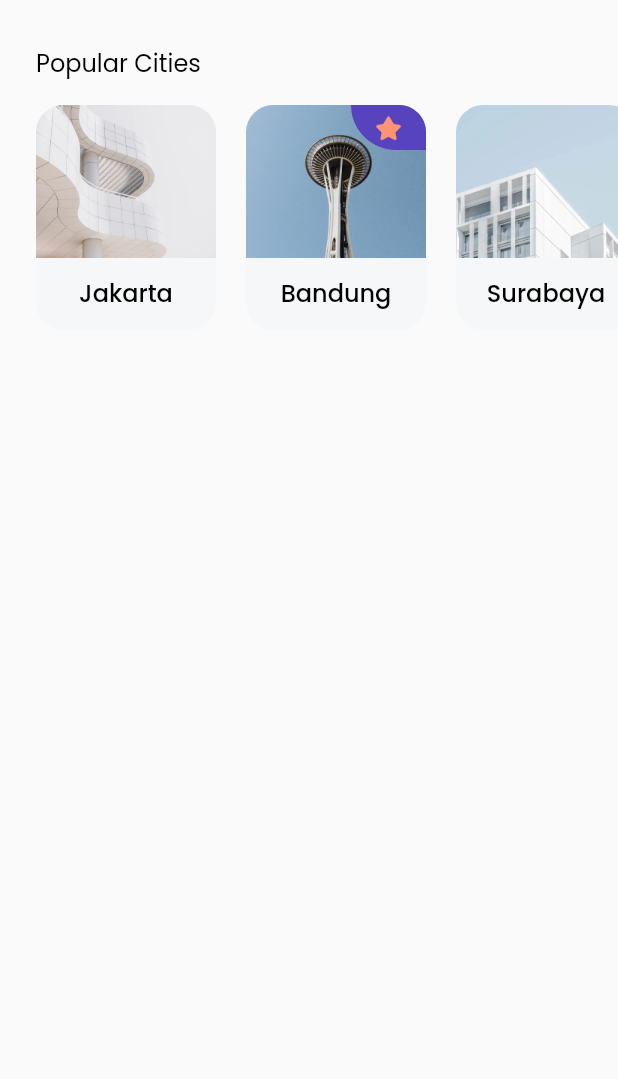
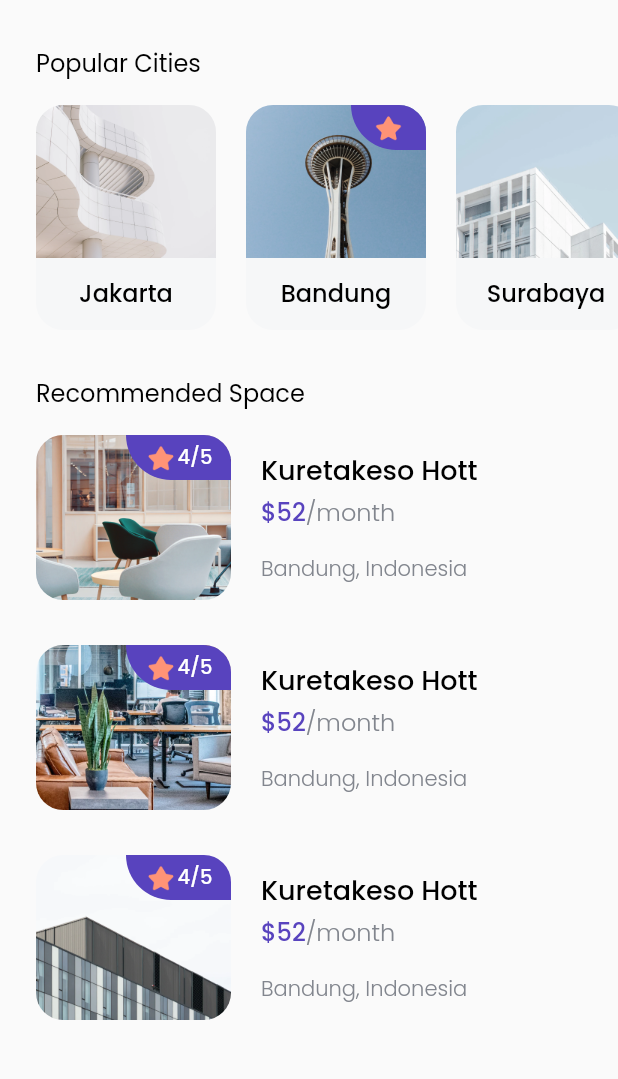
Before and after one commit to BennoAlif/cozy, a Flutter app: the HomePage screen opened directly, on a phone screen of 412 x 824 dp, the part 126-1205 px from its top. Run offline on Flutter 3.47's test engine with Material 2 defaults, Android fonts, the phone set to English and light mode, and no system bars; our stand-ins replace google_fonts.

Commit message:
[Home Page] Recommended Spaces

```diff
--- /dev/null
+++ b/lib/models/space.dart
@@ -0,0 +1,50 @@
+class Space {
+  int id;
+  String name;
+  String imageUrl;
+  int price;
+  String city;
+  String country;
+  int rating;
+  // String address;
+  // String phone;
+  // String mapUrl;
+  // List photos;
+  // int numberOfKitchens;
+  // int numberOfBedrooms;
+  // int numberOfCupboards;
+
+  Space({
+    required this.city,
+    required this.country,
+    required this.id,
+    required this.imageUrl,
+    required this.name,
+    required this.price,
+    required this.rating,
+    // required this.address,
+    // required this.mapUrl,
+    // required this.numberOfBedrooms,
+    // required this.numberOfCupboards,
+    // required this.numberOfKitchens,
+    // required this.phone,
+    // required this.photos,
+  });
+
+  // Space.fromJson(json) {
+  //  id = json['id'];
+  //   name = json['name'];
+  //   city = json['city'];
+  //   country = json['country'];
+  //   imageUrl = json['image_url'];
+  //   price = json['price'];
+  //   rating = json['rating'];
+  //   address = json['address'];
+  //   phone = json['phone'];
+  //   mapUrl = json['map_url'];
+  //   photos = json['photos'];
+  //   numberOfBedrooms = json['number_of_bedrooms'];
+  //   numberOfCupboards = json['number_of_cupboards'];
+  //   numberOfKitchens = json['number_of_kitchens'];
+  // }
+}
--- a/lib/pages/home_page.dart
+++ b/lib/pages/home_page.dart
@@ -1,6 +1,8 @@
 import 'package:bwa_cozy/models/city.dart';
+import 'package:bwa_cozy/models/space.dart';
 import 'package:bwa_cozy/theme.dart';
 import 'package:bwa_cozy/widgets/city_card.dart';
+import 'package:bwa_cozy/widgets/space_card.dart';
 import 'package:flutter/material.dart';
 
 class HomePage extends StatelessWidget {
@@ -10,17 +12,18 @@ class HomePage extends StatelessWidget {
   Widget build(BuildContext context) {
     return Scaffold(
       body: SafeArea(
-        child: Padding(
-          padding: EdgeInsets.symmetric(
-            vertical: edge,
-          ),
+        // bottom: false,
         child: ListView(
           children: [
+            // * Title/Header
             Container(
               margin: EdgeInsets.only(left: edge),
               child: Column(
                 crossAxisAlignment: CrossAxisAlignment.start,
                 children: [
+                  SizedBox(
+                    height: edge,
+                  ),
                   Text(
                     "Explore Now",
                     style: blackTextStyle.copyWith(
@@ -123,9 +126,62 @@ class HomePage extends StatelessWidget {
                   ),
                 ],
               ),
+            ),
+            const SizedBox(
+              height: 30,
+            ),
+            Padding(
+              padding: EdgeInsets.only(left: edge),
+              child: Text(
+                "Recommended Space",
+                style: regularTextStyle.copyWith(
+                  fontSize: 16,
+                ),
+              ),
+            ),
+            const SizedBox(
+              height: 16,
+            ),
+            Padding(
+              padding: EdgeInsets.symmetric(
+                horizontal: edge,
+              ),
+              child: Column(
+                children: [
+                  SpaceCard(
+                    space: Space(
+                        id: 1,
+                        name: "Kuretakeso Hott",
+                        price: 52,
+                        city: "Bandung",
+                        country: "Indonesia",
+                        imageUrl: "assets/space1.png",
+                        rating: 4),
+                  ),
+                  SpaceCard(
+                    space: Space(
+                        id: 1,
+                        name: "Kuretakeso Hott",
+                        price: 52,
+                        city: "Bandung",
+                        country: "Indonesia",
+                        imageUrl: "assets/space2.png",
+                        rating: 4),
+                  ),
+                  SpaceCard(
+                    space: Space(
+                        id: 1,
+                        name: "Kuretakeso Hott",
+                        price: 52,
+                        city: "Bandung",
+                        country: "Indonesia",
+                        imageUrl: "assets/space3.png",
+                        rating: 4),
+                  ),
+                ],
+              ),
             )
           ],
-          ),
         ),
       ),
     );
--- /dev/null
+++ b/lib/widgets/space_card.dart
@@ -0,0 +1,104 @@
+import 'package:bwa_cozy/models/space.dart';
+import 'package:flutter/material.dart';
+
+import '../theme.dart';
+
+class SpaceCard extends StatelessWidget {
+  final Space space;
+  const SpaceCard({Key? key, required this.space}) : super(key: key);
+
+  @override
+  Widget build(BuildContext context) {
+    return Container(
+      margin: const EdgeInsets.only(
+        bottom: 30,
+      ),
+      child: Row(
+        children: [
+          ClipRRect(
+            borderRadius: BorderRadius.circular(18),
+            child: SizedBox(
+              width: 130,
+              height: 110,
+              child: Stack(
+                children: [
+                  Image.asset(
+                    space.imageUrl,
+                  ),
+                  Align(
+                    alignment: Alignment.topRight,
+                    child: Container(
+                      width: 70,
+                      height: 30,
+                      decoration: BoxDecoration(
+                        color: purpleColor,
+                        borderRadius: const BorderRadius.only(
+                          bottomLeft: Radius.circular(36),
+                        ),
+                      ),
+                      child: Row(
+                        mainAxisAlignment: MainAxisAlignment.center,
+                        children: [
+                          Image.asset(
+                            'assets/icon_star.png',
+                            width: 22,
+                            height: 22,
+                          ),
+                          Text(
+                            "${space.rating}/5",
+                            style: whiteTextStyle.copyWith(
+                              fontSize: 13,
+                            ),
+                          )
+                        ],
+                      ),
+                    ),
+                  ),
+                ],
+              ),
+            ),
+          ),
+          const SizedBox(
+            width: 20,
+          ),
+          Column(
+            crossAxisAlignment: CrossAxisAlignment.start,
+            children: [
+              Text(
+                space.name,
+                style: blackTextStyle.copyWith(
+                  fontSize: 18,
+                ),
+              ),
+              const SizedBox(
+                height: 2,
+              ),
+              Text.rich(
+                TextSpan(
+                  text: "\$${space.price}",
+                  style: purpleTextStyle.copyWith(
+                    fontSize: 16,
+                  ),
+                  children: [
+                    TextSpan(
+                        text: "/month",
+                        style: greyTextStyle.copyWith(
+                          fontSize: 16,
+                        )),
+                  ],
+                ),
+              ),
+              const SizedBox(
+                height: 16,
+              ),
+              Text(
+                '${space.city}, ${space.country}',
+                style: greyTextStyle,
+              ),
+            ],
+          )
+        ],
+      ),
+    );
+  }
+}
```
Lines whose indentation alone changed are shown as unchanged.
